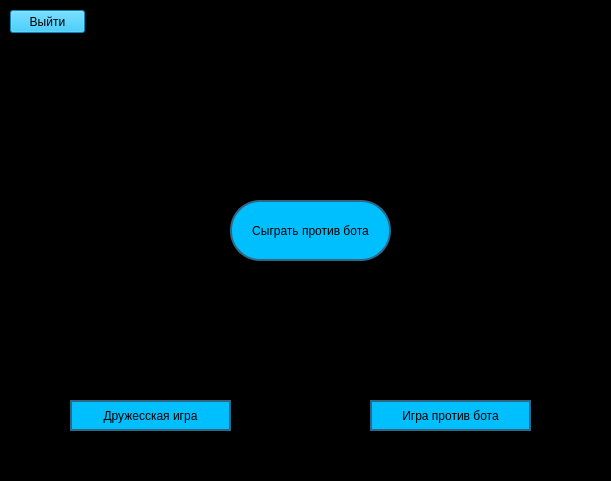
First picture: the form in kabinet.ui, repository bubonka4444/checkers10x10, before the edit.
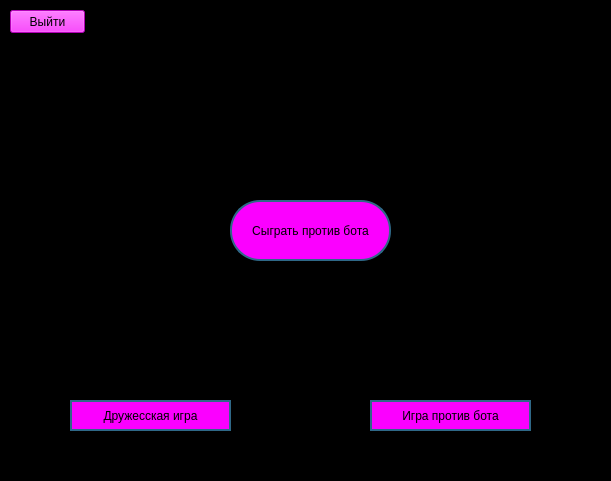
Second picture: the form after the edit. The open tabs and pages were chosen to show the change.

What changed in the file:
```diff
--- a/kabinet.ui
+++ b/kabinet.ui
@@ -27,7 +27,7 @@
      </rect>
     </property>
     <property name="styleSheet">
-     <string notr="true">background-color: #00BFFF
+     <string notr="true">background-color: #fb00ff
 </string>
     </property>
     <property name="text">
@@ -77,7 +77,7 @@
        </rect>
       </property>
       <property name="styleSheet">
-       <string notr="true">background-color: #00BFFF;
+       <string notr="true">background-color: #fb00ff;
 border:2px solid #2f6887;
 border-radius: 30;</string>
       </property>
@@ -117,7 +117,7 @@
      </rect>
     </property>
     <property name="styleSheet">
-     <string notr="true">background-color: #00BFFF;
+     <string notr="true">background-color: #fb00ff;
 border:2px solid #2f6887;
 border-radius: 30;</string>
     </property>
@@ -135,7 +135,7 @@
      </rect>
     </property>
     <property name="styleSheet">
-     <string notr="true">background-color: #00BFFF;
+     <string notr="true">background-color: #fb00ff;
 border:2px solid #2f6887;
 border-radius: 30;</string>
     </property>
```
Left out of the diff: 2 changed lines with no effect on the pictures.
